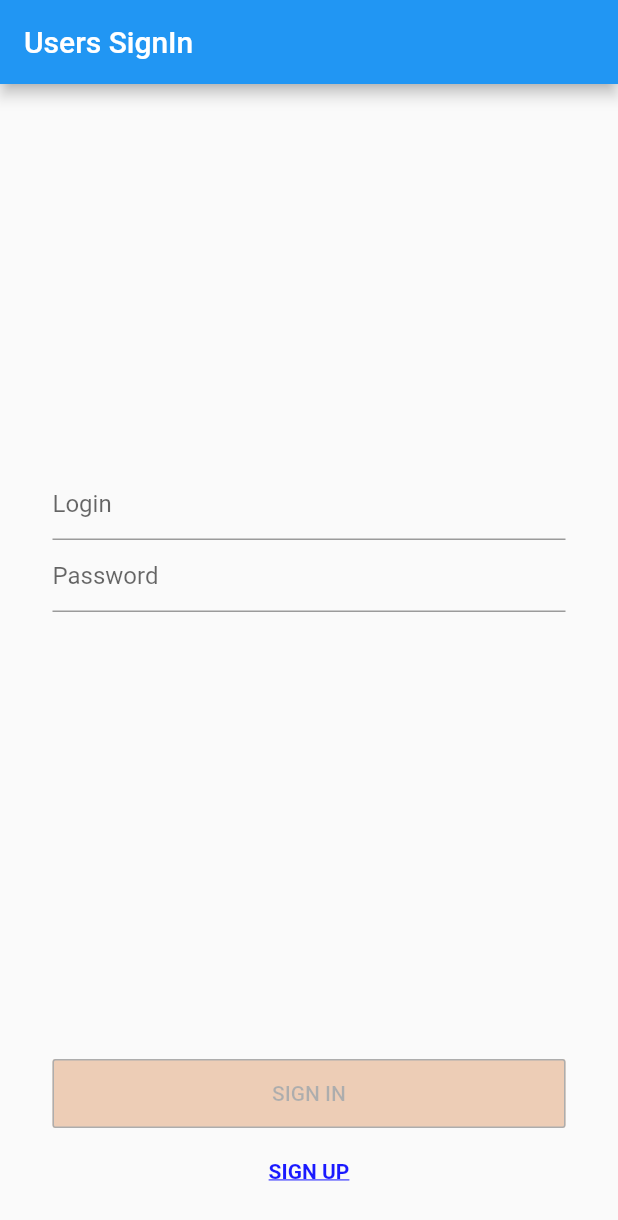
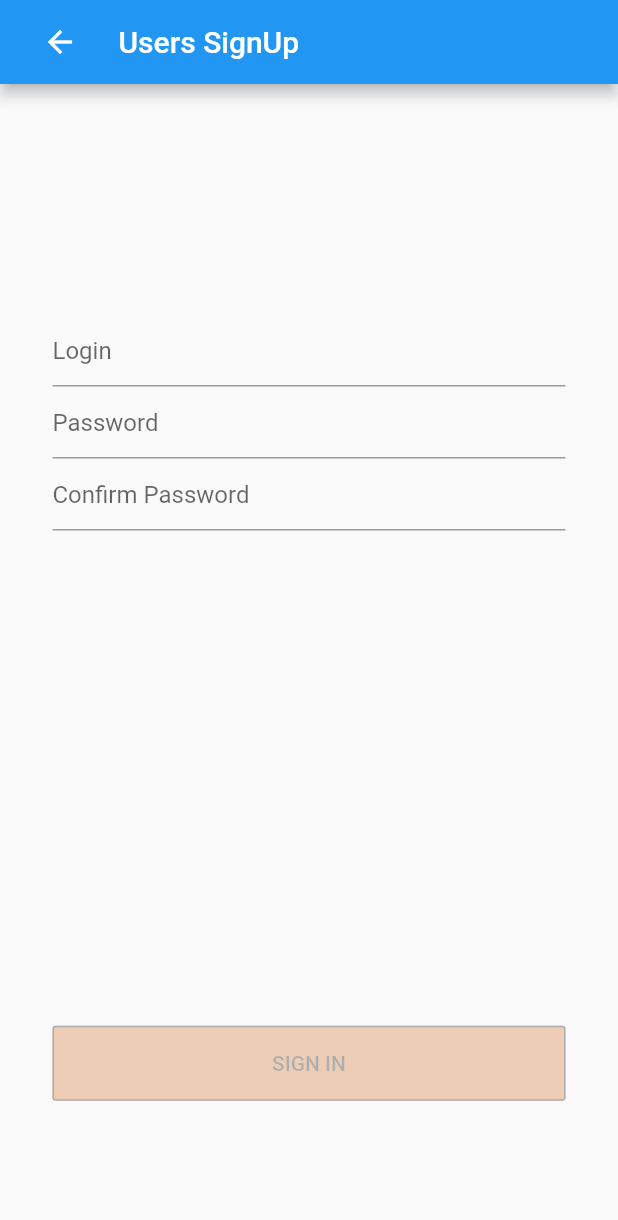
Before and after one commit to StasKrivosheya/Contacts, a Flutter app: the screen it shows after launch, after a tap on "SIGN UP", on a phone screen of 412 x 824 dp. Shown: the top 1220 px of the screen. Run offline on Flutter 3.47's test engine with Material 2 defaults, Android fonts, the phone set to English and light mode, and no system bars.

Commit message:
Add SignUp page and navigation between SignIn and SignUp pages

```diff
--- a/lib/src/features/authentication/presentation/sign_in_page.dart
+++ b/lib/src/features/authentication/presentation/sign_in_page.dart
@@ -1,3 +1,4 @@
+import 'package:contacts/src/features/authentication/presentation/sign_up_page.dart';
 import 'package:flutter/material.dart';
 
 class SignInPage extends StatefulWidget {
@@ -38,17 +39,13 @@ class _SignInPageState extends State<SignInPage> {
                     TextField(
                       controller: _usernameController,
                       onChanged: (_) => _updateSignInButton(),
-                      decoration: const InputDecoration(
-                          hintText: "Login"
-                      ),
+                      decoration: const InputDecoration(hintText: "Login"),
                     ),
                     TextField(
                       controller: _passwordController,
                       onChanged: (_) => _updateSignInButton(),
                       obscureText: true,
-                      decoration: const InputDecoration(
-                          hintText: "Password"
-                      ),
+                      decoration: const InputDecoration(hintText: "Password"),
                     ),
                   ],
                 ),
@@ -70,17 +67,18 @@ class _SignInPageState extends State<SignInPage> {
                             opacity: _canSignIn ? 1 : 0.3,
                             child: ElevatedButton(
                               style: ElevatedButton.styleFrom(
-                                  padding: const EdgeInsets.symmetric(vertical: 15),
-                                  backgroundColor: const Color.fromRGBO(210, 105, 29, 1),
-                                  disabledBackgroundColor: const Color.fromRGBO(210, 105, 29, 1),
+                                  padding:
+                                      const EdgeInsets.symmetric(vertical: 15),
+                                  backgroundColor:
+                                      const Color.fromRGBO(210, 105, 29, 1),
+                                  disabledBackgroundColor:
+                                      const Color.fromRGBO(210, 105, 29, 1),
                                   elevation: _canSignIn ? 5 : 0,
-                                  side: const BorderSide(
-                                      color: Colors.black
-                                  ),
+                                  side: const BorderSide(color: Colors.black),
                                   shape: const RoundedRectangleBorder(
-                                    borderRadius: BorderRadius.all(Radius.circular(2)),
-                                  )
-                              ),
+                                    borderRadius:
+                                        BorderRadius.all(Radius.circular(2)),
+                                  )),
                               onPressed: _canSignIn ? _signInPressed : null,
                               child: const Text(
                                 "SIGN IN",
@@ -113,9 +111,9 @@ class _SignInPageState extends State<SignInPage> {
     );
   }
 
-  void _updateSignInButton(){
-    bool canSignIn = _usernameController.text.isNotEmpty
-        && _passwordController.text.isNotEmpty;
+  void _updateSignInButton() {
+    bool canSignIn = _usernameController.text.isNotEmpty &&
+        _passwordController.text.isNotEmpty;
     if (_canSignIn != canSignIn) {
       setState(() {
         _canSignIn = canSignIn;
@@ -124,12 +122,12 @@ class _SignInPageState extends State<SignInPage> {
   }
 
   void _signInPressed() {
-    var a = 1;
     // TODO
   }
 
   void _signUpTapped() {
-    var a = 1;
-    // TODO
+    Navigator.push(context, MaterialPageRoute(builder: (context) {
+      return const SignUpPage(title: 'Users SignUp');
+    }));
   }
 }
--- /dev/null
+++ b/lib/src/features/authentication/presentation/sign_up_page.dart
@@ -0,0 +1,121 @@
+import 'package:flutter/material.dart';
+
+class SignUpPage extends StatefulWidget {
+  const SignUpPage({Key? key, required this.title}) : super(key: key);
+
+  final String title;
+
+  @override
+  State<StatefulWidget> createState() => _SignUpPageState();
+}
+
+class _SignUpPageState extends State<SignUpPage> {
+  final TextEditingController _usernameController = TextEditingController();
+  final TextEditingController _passwordController = TextEditingController();
+  final TextEditingController _confirmPasswordController =
+      TextEditingController();
+
+  bool _canSignUp = false;
+
+  @override
+  Widget build(BuildContext context) {
+    return Scaffold(
+      appBar: AppBar(
+        automaticallyImplyLeading: false,
+        title: Row(
+          children: [
+            IconButton(
+                onPressed: () {
+                  Navigator.pop(context);
+                },
+                icon: const Icon(Icons.arrow_back)),
+            const SizedBox(width: 15),
+            Text(widget.title),
+          ],
+        ),
+      ),
+      body: SafeArea(
+        child: Column(
+          children: [
+            Expanded(
+              flex: 2,
+              child: Container(),
+            ),
+            Expanded(
+              flex: 5,
+              child: Container(
+                margin: const EdgeInsets.symmetric(horizontal: 35),
+                child: Column(
+                  children: [
+                    TextField(
+                      controller: _usernameController,
+                      onChanged: (_) => _updateSignUpButton(),
+                      decoration: const InputDecoration(hintText: "Login"),
+                    ),
+                    TextField(
+                      controller: _passwordController,
+                      onChanged: (_) => _updateSignUpButton(),
+                      obscureText: true,
+                      decoration: const InputDecoration(hintText: "Password"),
+                    ),
+                    TextField(
+                      controller: _confirmPasswordController,
+                      onChanged: (_) => _updateSignUpButton(),
+                      obscureText: true,
+                      decoration:
+                          const InputDecoration(hintText: "Confirm Password"),
+                    ),
+                  ],
+                ),
+              ),
+            ),
+            Expanded(
+              flex: 3,
+              child: Container(
+                margin: const EdgeInsets.symmetric(horizontal: 35),
+                alignment: Alignment.center,
+                child: Opacity(
+                  opacity: _canSignUp ? 1 : 0.3,
+                  child: ElevatedButton(
+                    style: ElevatedButton.styleFrom(
+                      padding: const EdgeInsets.symmetric(vertical: 15),
+                      backgroundColor: const Color.fromRGBO(210, 105, 29, 1),
+                      disabledBackgroundColor:
+                          const Color.fromRGBO(210, 105, 29, 1),
+                      minimumSize: const Size.fromHeight(50),
+                      elevation: _canSignUp ? 5 : 0,
+                      side: const BorderSide(color: Colors.black),
+                      shape: const RoundedRectangleBorder(
+                        borderRadius: BorderRadius.all(Radius.circular(2)),
+                      ),
+                    ),
+                    onPressed: _canSignUp ? _signUpPressed : null,
+                    child: const Text(
+                      "SIGN IN",
+                      style: TextStyle(color: Colors.black),
+                    ),
+                  ),
+                ),
+              ),
+            ),
+          ],
+        ),
+      ),
+    );
+  }
+
+  void _updateSignUpButton() {
+    bool canSignIn = _usernameController.text.isNotEmpty &&
+        _passwordController.text.isNotEmpty &&
+        _confirmPasswordController.text.isNotEmpty;
+    if (_canSignUp != canSignIn) {
+      setState(() {
+        _canSignUp = canSignIn;
+      });
+    }
+  }
+
+  void _signUpPressed() {
+    // TODO
+  }
+}
```
